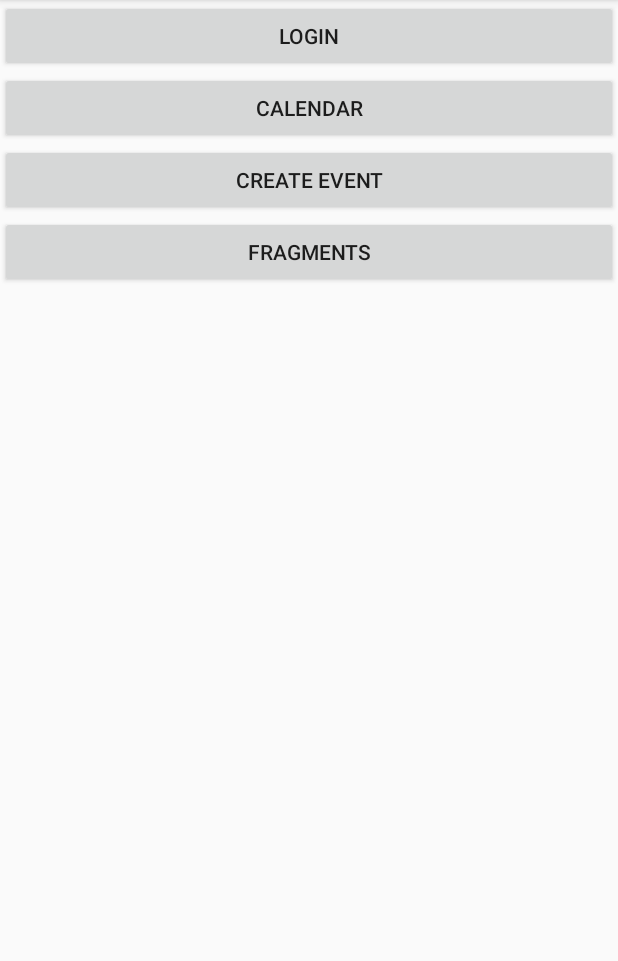
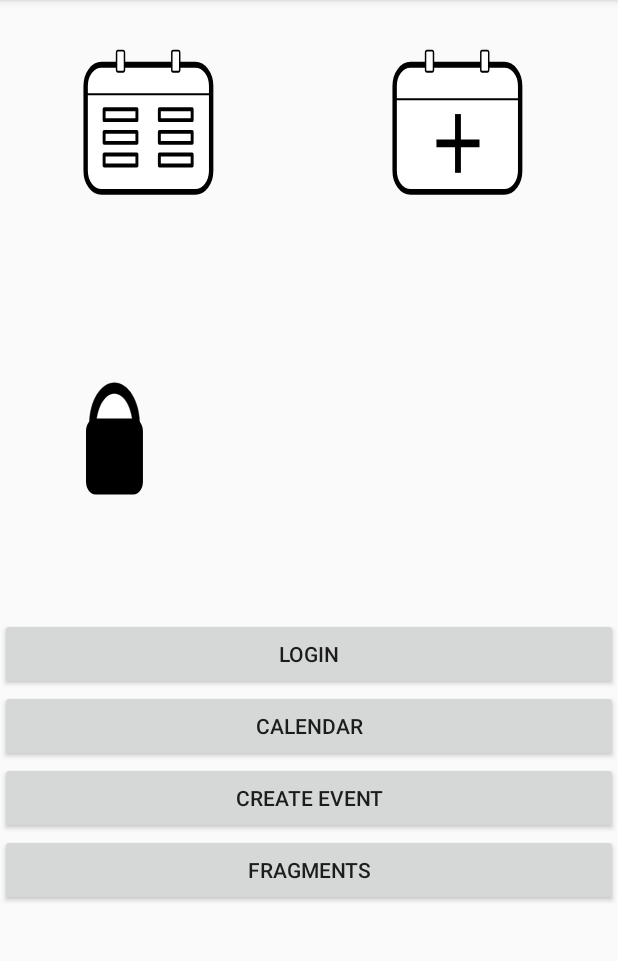
Before and after one commit to atlimp/es-go, an Android app: the screen it shows after launch (MainActivity), on a phone screen of 412 x 824 dp, the part 84-1045 px from its top. Run offline under Robolectric (Android 15) with nearby library versions, the phone set to English and light mode, and no system bars.

Commit message:
MainActivity gridview
engir listeners komnir, verdum kannski ad faera myndir

```diff
--- /dev/null
+++ b/ExcecutiveSchedulerGO/app/src/main/java/com/example/Adapters/ImageAdapter.java
@@ -0,0 +1,64 @@
+package com.example.Adapters;
+
+import android.content.Context;
+import android.util.DisplayMetrics;
+import android.view.View;
+import android.view.ViewGroup;
+import android.widget.BaseAdapter;
+import android.widget.GridView;
+import android.widget.ImageView;
+
+import com.example.excecutiveschedulergo.R;
+
+public class ImageAdapter extends BaseAdapter {
+
+    private Context mContext;
+    private Boolean mLogged;
+
+    // Keep all Images in array
+    public Integer[] mThumbIds = {
+            R.drawable.ic_calendaricon,
+            R.drawable.ic_createnewicon,
+            R.drawable.ic_loginicon
+    };
+
+    // Constructor
+    public ImageAdapter(Context c, Boolean logged) {
+        mContext = c;
+        mLogged = logged;
+        if(logged) mThumbIds[2] = R.drawable.ic_logouticon;
+    }
+
+    public int getCount() { return mThumbIds.length; }
+
+    public Object getItem(int position) { return null; }
+
+    public long getItemId(int position) { return 0; }
+
+    // create a new ImageView for each item referenced by the Adapter
+    public View getView(int position, View convertView, ViewGroup parent) {
+        ImageView imageView;
+
+        if (convertView == null) {
+            imageView = new ImageView(mContext);
+            DisplayMetrics dm = parent.getResources().getDisplayMetrics();
+            int width = (int) dm.widthPixels/2;
+            imageView.setLayoutParams(new GridView.LayoutParams(width, width));
+            imageView.setScaleType(ImageView.ScaleType.CENTER_CROP);
+            imageView.setPadding(8, 8, 8, 8);
+        } else {
+            imageView = (ImageView) convertView;
+        } imageView.setImageResource(mThumbIds[position]);
+        return imageView;
+    }
+
+    public void setLogin(Boolean logged){
+        if(logged) {
+            mThumbIds[2] = R.drawable.ic_loginicon;
+            mLogged = false;
+        } else {
+            mThumbIds[2] = R.drawable.ic_logouticon;
+            mLogged = true;
+        } notifyDataSetChanged();
+    }
+}
--- a/ExcecutiveSchedulerGO/app/src/main/java/com/example/excecutiveschedulergo/MainActivity.java
+++ b/ExcecutiveSchedulerGO/app/src/main/java/com/example/excecutiveschedulergo/MainActivity.java
@@ -7,7 +7,10 @@ import android.util.Log;
 import android.view.View;
 import android.widget.Button;
 import android.widget.FrameLayout;
+import android.widget.GridView;
 import android.widget.TextView;
+
+import com.example.Adapters.ImageAdapter;
 import com.example.Connection.Connection;
 import java.io.IOException;
 import okhttp3.Call;
@@ -19,6 +22,7 @@ public class MainActivity extends AppCompatActivity {
     protected Button mLoginButton;
     private Button mCalendarButton;
     private Button mCreateEventButton;
+    private GridView mGridView;
 
     private final Connection c = Connection.getInstance();
 
@@ -27,6 +31,9 @@ public class MainActivity extends AppCompatActivity {
         super.onCreate(savedInstanceState);
         setContentView(R.layout.activity_main);
 
+        mGridView = findViewById(R.id.the_grid);
+        ImageAdapter adapter = new ImageAdapter(this, TokenStore.getToken(getApplicationContext()) != null);
+        mGridView.setAdapter(adapter);
         mLoginButton = findViewById(R.id.login_button);
         mCalendarButton = findViewById(R.id.calendar_button);
         mCreateEventButton = findViewById(R.id.create_event_button);
@@ -36,6 +43,7 @@ public class MainActivity extends AppCompatActivity {
         mLoginButton.setOnClickListener(new View.OnClickListener() {
             @Override
             public void onClick(View v) {
+                adapter.setLogin(TokenStore.getToken(getApplicationContext()) == null);
                 if (TokenStore.getToken(getApplicationContext()) != null) {
                     TokenStore.deleteToken(getApplicationContext());
                     updateLoginButtonText();
--- /dev/null
+++ b/ExcecutiveSchedulerGO/app/src/main/res/drawable/ic_calendaricon.xml
@@ -0,0 +1,81 @@
+<vector android:height="240dp" android:viewportHeight="600"
+    android:viewportWidth="800" android:width="240dp" xmlns:android="http://schemas.android.com/apk/res/android">
+    <group>
+        <clip-path android:pathData="m0,0l800,0l0,600l-800,0l0,-600z M 0,0"/>
+        <path android:fillAlpha="0.0" android:fillColor="#000000"
+            android:fillType="evenOdd"
+            android:pathData="m0 0l800.0 0l0 600.0l-800.0 0z"
+            android:strokeColor="#00000000" android:strokeLineCap="square"/>
+        <path android:fillColor="#ffffff" android:fillType="evenOdd"
+            android:pathData="m212.00787 159.69116l0 0c0 -23.96762 19.42958 -43.3972 43.397186 -43.3972l255.91428 0c11.509644 0 22.547913 4.572197 30.686462 12.710739c8.13855 8.138565 12.710754 19.176804 12.710754 30.686462l0 173.58356c0 23.96762 -19.429626 43.397186 -43.397217 43.397186l-255.91428 0l0 0c-23.967606 0 -43.397186 -19.429565 -43.397186 -43.397186z"
+            android:strokeColor="#00000000" android:strokeLineCap="square"/>
+        <path android:fillColor="#00000000" android:fillType="evenOdd"
+            android:pathData="m212.00787 159.69116l0 0c0 -23.96762 19.42958 -43.3972 43.397186 -43.3972l255.91428 0c11.509644 0 22.547913 4.572197 30.686462 12.710739c8.13855 8.138565 12.710754 19.176804 12.710754 30.686462l0 173.58356c0 23.96762 -19.429626 43.397186 -43.397217 43.397186l-255.91428 0l0 0c-23.967606 0 -43.397186 -19.429565 -43.397186 -43.397186z"
+            android:strokeColor="#000000" android:strokeLineCap="butt"
+            android:strokeLineJoin="round" android:strokeWidth="12.0"/>
+        <path android:fillColor="#ffffff" android:fillType="evenOdd"
+            android:pathData="m262.4357 207.29921l89.543304 0l0 22.393707l-89.543304 0z"
+            android:strokeColor="#00000000" android:strokeLineCap="square"/>
+        <path android:fillColor="#00000000" android:fillType="evenOdd"
+            android:pathData="m262.4357 207.29921l89.543304 0l0 22.393707l-89.543304 0z"
+            android:strokeColor="#000000" android:strokeLineCap="butt"
+            android:strokeLineJoin="round" android:strokeWidth="8.0"/>
+        <path android:fillColor="#ffffff" android:fillType="evenOdd"
+            android:pathData="m413.2571 207.29921l89.543304 0l0 22.393707l-89.543304 0z"
+            android:strokeColor="#00000000" android:strokeLineCap="square"/>
+        <path android:fillColor="#00000000" android:fillType="evenOdd"
+            android:pathData="m413.2571 207.29921l89.543304 0l0 22.393707l-89.543304 0z"
+            android:strokeColor="#000000" android:strokeLineCap="butt"
+            android:strokeLineJoin="round" android:strokeWidth="8.0"/>
+        <path android:fillColor="#ffffff" android:fillType="evenOdd"
+            android:pathData="m262.4357 253.70894l89.543304 0l0 22.393692l-89.543304 0z"
+            android:strokeColor="#00000000" android:strokeLineCap="square"/>
+        <path android:fillColor="#00000000" android:fillType="evenOdd"
+            android:pathData="m262.4357 253.70894l89.543304 0l0 22.393692l-89.543304 0z"
+            android:strokeColor="#000000" android:strokeLineCap="butt"
+            android:strokeLineJoin="round" android:strokeWidth="8.0"/>
+        <path android:fillColor="#ffffff" android:fillType="evenOdd"
+            android:pathData="m413.2571 253.70894l89.543304 0l0 22.393692l-89.543304 0z"
+            android:strokeColor="#00000000" android:strokeLineCap="square"/>
+        <path android:fillColor="#00000000" android:fillType="evenOdd"
+            android:pathData="m413.2571 253.70894l89.543304 0l0 22.393692l-89.543304 0z"
+            android:strokeColor="#000000" android:strokeLineCap="butt"
+            android:strokeLineJoin="round" android:strokeWidth="8.0"/>
+        <path android:fillColor="#ffffff" android:fillType="evenOdd"
+            android:pathData="m262.4357 300.11868l89.543304 0l0 22.393677l-89.543304 0z"
+            android:strokeColor="#00000000" android:strokeLineCap="square"/>
+        <path android:fillColor="#00000000" android:fillType="evenOdd"
+            android:pathData="m262.4357 300.11868l89.543304 0l0 22.393677l-89.543304 0z"
+            android:strokeColor="#000000" android:strokeLineCap="butt"
+            android:strokeLineJoin="round" android:strokeWidth="8.0"/>
+        <path android:fillColor="#ffffff" android:fillType="evenOdd"
+            android:pathData="m413.2571 300.11868l89.543304 0l0 22.393677l-89.543304 0z"
+            android:strokeColor="#00000000" android:strokeLineCap="square"/>
+        <path android:fillColor="#00000000" android:fillType="evenOdd"
+            android:pathData="m413.2571 300.11868l89.543304 0l0 22.393677l-89.543304 0z"
+            android:strokeColor="#000000" android:strokeLineCap="butt"
+            android:strokeLineJoin="round" android:strokeWidth="8.0"/>
+        <path android:fillColor="#ffffff" android:fillType="evenOdd"
+            android:pathData="m296.4042 90.88984l0 0c0 -1.9888458 1.6122742 -3.6011276 3.6011047 -3.6011276l14.404053 0l0 0c0.9550781 0 1.8710632 0.37940216 2.5463867 1.0547485c0.675354 0.67533875 1.0547485 1.591301 1.0547485 2.546379l0 36.010353c0 1.9888458 -1.6122742 3.60112 -3.6011353 3.60112l-14.404053 0c-1.9888306 0 -3.6011047 -1.6122742 -3.6011047 -3.60112z"
+            android:strokeColor="#00000000" android:strokeLineCap="square"/>
+        <path android:fillColor="#00000000" android:fillType="evenOdd"
+            android:pathData="m296.4042 90.88984l0 0c0 -1.9888458 1.6122742 -3.6011276 3.6011047 -3.6011276l14.404053 0l0 0c0.9550781 0 1.8710632 0.37940216 2.5463867 1.0547485c0.675354 0.67533875 1.0547485 1.591301 1.0547485 2.546379l0 36.010353c0 1.9888458 -1.6122742 3.60112 -3.6011353 3.60112l-14.404053 0c-1.9888306 0 -3.6011047 -1.6122742 -3.6011047 -3.60112z"
+            android:strokeColor="#000000" android:strokeLineCap="butt"
+            android:strokeLineJoin="round" android:strokeWidth="4.0"/>
+        <path android:fillColor="#ffffff" android:fillType="evenOdd"
+            android:pathData="m447.2257 90.88984l0 0c0 -1.9888458 1.6123047 -3.6011276 3.6011353 -3.6011276l14.404053 0l0 0c0.9550781 0 1.8710327 0.37940216 2.5463867 1.0547485c0.6753235 0.67533875 1.0547485 1.591301 1.0547485 2.546379l0 36.010353c0 1.9888458 -1.6122742 3.60112 -3.6011353 3.60112l-14.404053 0c-1.9888306 0 -3.6011353 -1.6122742 -3.6011353 -3.60112z"
+            android:strokeColor="#00000000" android:strokeLineCap="square"/>
+        <path android:fillColor="#00000000" android:fillType="evenOdd"
+            android:pathData="m447.2257 90.88984l0 0c0 -1.9888458 1.6123047 -3.6011276 3.6011353 -3.6011276l14.404053 0l0 0c0.9550781 0 1.8710327 0.37940216 2.5463867 1.0547485c0.6753235 0.67533875 1.0547485 1.591301 1.0547485 2.546379l0 36.010353c0 1.9888458 -1.6122742 3.60112 -3.6011353 3.60112l-14.404053 0c-1.9888306 0 -3.6011353 -1.6122742 -3.6011353 -3.60112z"
+            android:strokeColor="#000000" android:strokeLineCap="butt"
+            android:strokeLineJoin="round" android:strokeWidth="4.0"/>
+        <path android:fillAlpha="0.0" android:fillColor="#000000"
+            android:fillType="evenOdd"
+            android:pathData="m213.03674 176.42258l344.75592 0"
+            android:strokeColor="#00000000" android:strokeLineCap="square"/>
+        <path android:fillColor="#00000000" android:fillType="evenOdd"
+            android:pathData="m213.03674 176.42258l344.75592 0"
+            android:strokeColor="#000000" android:strokeLineCap="butt"
+            android:strokeLineJoin="round" android:strokeWidth="4.0"/>
+    </group>
+</vector>
--- /dev/null
+++ b/ExcecutiveSchedulerGO/app/src/main/res/drawable/ic_createnewicon.xml
@@ -0,0 +1,55 @@
+<vector android:height="240dp" android:viewportHeight="600"
+    android:viewportWidth="800" android:width="240dp" xmlns:android="http://schemas.android.com/apk/res/android">
+    <group>
+        <clip-path android:pathData="m0,0l800,0l0,600l-800,0l0,-600z M 0,0"/>
+        <path android:fillAlpha="0.0" android:fillColor="#000000"
+            android:fillType="evenOdd"
+            android:pathData="m0 0l800.0 0l0 600.0l-800.0 0z"
+            android:strokeColor="#00000000" android:strokeLineCap="square"/>
+        <path android:fillColor="#ffffff" android:fillType="evenOdd"
+            android:pathData="m212.00787 159.69116l0 0c0 -23.96762 19.42958 -43.3972 43.397186 -43.3972l255.91428 0c11.509644 0 22.547913 4.572197 30.686462 12.710739c8.13855 8.138565 12.710754 19.176804 12.710754 30.686462l0 173.58356c0 23.96762 -19.429626 43.397186 -43.397217 43.397186l-255.91428 0l0 0c-23.967606 0 -43.397186 -19.429565 -43.397186 -43.397186z"
+            android:strokeColor="#00000000" android:strokeLineCap="square"/>
+        <path android:fillColor="#00000000" android:fillType="evenOdd"
+            android:pathData="m212.00787 159.69116l0 0c0 -23.96762 19.42958 -43.3972 43.397186 -43.3972l255.91428 0c11.509644 0 22.547913 4.572197 30.686462 12.710739c8.13855 8.138565 12.710754 19.176804 12.710754 30.686462l0 173.58356c0 23.96762 -19.429626 43.397186 -43.397217 43.397186l-255.91428 0l0 0c-23.967606 0 -43.397186 -19.429565 -43.397186 -43.397186z"
+            android:strokeColor="#000000" android:strokeLineCap="butt"
+            android:strokeLineJoin="round" android:strokeWidth="12.0"/>
+        <path android:fillColor="#ffffff" android:fillType="evenOdd"
+            android:pathData="m296.4042 90.88984l0 0c0 -1.9888458 1.6122742 -3.6011276 3.6011047 -3.6011276l14.404053 0l0 0c0.9550781 0 1.8710632 0.37940216 2.5463867 1.0547485c0.675354 0.67533875 1.0547485 1.591301 1.0547485 2.546379l0 36.010353c0 1.9888458 -1.6122742 3.60112 -3.6011353 3.60112l-14.404053 0c-1.9888306 0 -3.6011047 -1.6122742 -3.6011047 -3.60112z"
+            android:strokeColor="#00000000" android:strokeLineCap="square"/>
+        <path android:fillColor="#00000000" android:fillType="evenOdd"
+            android:pathData="m296.4042 90.88984l0 0c0 -1.9888458 1.6122742 -3.6011276 3.6011047 -3.6011276l14.404053 0l0 0c0.9550781 0 1.8710632 0.37940216 2.5463867 1.0547485c0.675354 0.67533875 1.0547485 1.591301 1.0547485 2.546379l0 36.010353c0 1.9888458 -1.6122742 3.60112 -3.6011353 3.60112l-14.404053 0c-1.9888306 0 -3.6011047 -1.6122742 -3.6011047 -3.60112z"
+            android:strokeColor="#000000" android:strokeLineCap="butt"
+            android:strokeLineJoin="round" android:strokeWidth="4.0"/>
+        <path android:fillColor="#ffffff" android:fillType="evenOdd"
+            android:pathData="m447.2257 90.88984l0 0c0 -1.9888458 1.6123047 -3.6011276 3.6011353 -3.6011276l14.404053 0l0 0c0.9550781 0 1.8710327 0.37940216 2.5463867 1.0547485c0.6753235 0.67533875 1.0547485 1.591301 1.0547485 2.546379l0 36.010353c0 1.9888458 -1.6122742 3.60112 -3.6011353 3.60112l-14.404053 0c-1.9888306 0 -3.6011353 -1.6122742 -3.6011353 -3.60112z"
+            android:strokeColor="#00000000" android:strokeLineCap="square"/>
+        <path android:fillColor="#00000000" android:fillType="evenOdd"
+            android:pathData="m447.2257 90.88984l0 0c0 -1.9888458 1.6123047 -3.6011276 3.6011353 -3.6011276l14.404053 0l0 0c0.9550781 0 1.8710327 0.37940216 2.5463867 1.0547485c0.6753235 0.67533875 1.0547485 1.591301 1.0547485 2.546379l0 36.010353c0 1.9888458 -1.6122742 3.60112 -3.6011353 3.60112l-14.404053 0c-1.9888306 0 -3.6011353 -1.6122742 -3.6011353 -3.60112z"
+            android:strokeColor="#000000" android:strokeLineCap="butt"
+            android:strokeLineJoin="round" android:strokeWidth="4.0"/>
+        <path android:fillAlpha="0.0" android:fillColor="#000000"
+            android:fillType="evenOdd"
+            android:pathData="m214.06561 186.71654l341.6693 0"
+            android:strokeColor="#00000000" android:strokeLineCap="square"/>
+        <path android:fillColor="#00000000" android:fillType="evenOdd"
+            android:pathData="m214.06561 186.71654l341.6693 0"
+            android:strokeColor="#000000" android:strokeLineCap="butt"
+            android:strokeLineJoin="round" android:strokeWidth="4.0"/>
+        <path android:fillAlpha="0.0" android:fillColor="#000000"
+            android:fillType="evenOdd"
+            android:pathData="m384.90027 217.21886l0 120.25197"
+            android:strokeColor="#00000000" android:strokeLineCap="square"/>
+        <path android:fillColor="#00000000" android:fillType="evenOdd"
+            android:pathData="m384.90027 217.21886l0 120.25197"
+            android:strokeColor="#000000" android:strokeLineCap="butt"
+            android:strokeLineJoin="round" android:strokeWidth="16.0"/>
+        <path android:fillAlpha="0.0" android:fillColor="#000000"
+            android:fillType="evenOdd"
+            android:pathData="m326.09668 277.3418l117.60632 0"
+            android:strokeColor="#00000000" android:strokeLineCap="square"/>
+        <path android:fillColor="#00000000" android:fillType="evenOdd"
+            android:pathData="m326.09668 277.3418l117.60632 0"
+            android:strokeColor="#000000" android:strokeLineCap="butt"
+            android:strokeLineJoin="round" android:strokeWidth="16.0"/>
+    </group>
+</vector>
--- /dev/null
+++ b/ExcecutiveSchedulerGO/app/src/main/res/drawable/ic_loginicon.xml
@@ -0,0 +1,27 @@
+<vector android:height="240dp" android:viewportHeight="600"
+    android:viewportWidth="800" android:width="240dp" xmlns:android="http://schemas.android.com/apk/res/android">
+    <group>
+        <clip-path android:pathData="m0,0l800,0l0,600l-800,0l0,-600z M 0,0"/>
+        <path android:fillAlpha="0.0" android:fillColor="#000000"
+            android:fillType="evenOdd"
+            android:pathData="m0 0l800.0 0l0 600.0l-800.0 0z"
+            android:strokeColor="#00000000" android:strokeLineCap="square"/>
+        <path android:fillColor="#000000" android:fillType="evenOdd"
+            android:pathData="m222.29659 219.19685l0 0c0 -46.600662 30.64206 -84.37796 68.44093 -84.37796l0 0c18.151672 0 35.559906 8.889801 48.39508 24.71373c12.835144 15.823944 20.045868 37.285797 20.045868 59.66423l0 0c0 46.600662 -30.642029 84.377945 -68.44095 84.377945l0 0c-37.798874 0 -68.44093 -37.777283 -68.44093 -84.377945z"
+            android:strokeColor="#00000000" android:strokeLineCap="square"/>
+        <path android:fillColor="#00000000" android:fillType="evenOdd"
+            android:pathData="m222.29659 219.19685l0 0c0 -46.600662 30.64206 -84.37796 68.44093 -84.37796l0 0c18.151672 0 35.559906 8.889801 48.39508 24.71373c12.835144 15.823944 20.045868 37.285797 20.045868 59.66423l0 0c0 46.600662 -30.642029 84.377945 -68.44095 84.377945l0 0c-37.798874 0 -68.44093 -37.777283 -68.44093 -84.377945z"
+            android:strokeColor="#000000" android:strokeLineCap="butt"
+            android:strokeLineJoin="round" android:strokeWidth="1.0"/>
+        <path android:fillColor="#ffffff" android:fillType="evenOdd"
+            android:pathData="m239.79407 227.2021l0 0c0 -39.086105 22.674835 -70.77165 50.64566 -70.77165l0 0c13.432068 0 26.313995 7.4562683 35.81192 20.72853c9.497894 13.272263 14.833771 31.273315 14.833771 50.04312l0 0c0 39.086105 -22.674835 70.77165 -50.64569 70.77165l0 0c-27.970825 0 -50.64566 -31.685547 -50.64566 -70.77165z"
+            android:strokeColor="#00000000" android:strokeLineCap="square"/>
+        <path android:fillColor="#00000000" android:fillType="evenOdd"
+            android:pathData="m239.79407 227.2021l0 0c0 -39.086105 22.674835 -70.77165 50.64566 -70.77165l0 0c13.432068 0 26.313995 7.4562683 35.81192 20.72853c9.497894 13.272263 14.833771 31.273315 14.833771 50.04312l0 0c0 39.086105 -22.674835 70.77165 -50.64569 70.77165l0 0c-27.970825 0 -50.64566 -31.685547 -50.64566 -70.77165z"
+            android:strokeColor="#000000" android:strokeLineCap="butt"
+            android:strokeLineJoin="round" android:strokeWidth="1.0"/>
+        <path android:fillColor="#000000" android:fillType="evenOdd"
+            android:pathData="m213.03674 233.79054l0 0c0 -14.304611 11.596176 -25.900772 25.900787 -25.900772l103.600006 0l0 0c6.8693237 0 13.457275 2.7288208 18.314606 7.586151c4.857361 4.8573456 7.5861816 11.4453125 7.5861816 18.314621l0 103.60002c0 14.304596 -11.596191 25.900787 -25.900787 25.900787l-103.600006 0c-14.304611 0 -25.900787 -11.596191 -25.900787 -25.900787z"
+            android:strokeColor="#00000000" android:strokeLineCap="square"/>
+    </group>
+</vector>
--- /dev/null
+++ b/ExcecutiveSchedulerGO/app/src/main/res/drawable/ic_logouticon.xml
@@ -0,0 +1,30 @@
+<vector android:height="240dp" android:viewportHeight="600"
+    android:viewportWidth="800" android:width="240dp" xmlns:android="http://schemas.android.com/apk/res/android">
+    <group>
+        <clip-path android:pathData="m0,0l800,0l0,600l-800,0l0,-600z M 0,0"/>
+        <path android:fillAlpha="0.0" android:fillColor="#000000"
+            android:fillType="evenOdd"
+            android:pathData="m0 0l800.0 0l0 600.0l-800.0 0z"
+            android:strokeColor="#00000000" android:strokeLineCap="square"/>
+        <path android:fillColor="#000000" android:fillType="evenOdd"
+            android:pathData="m421.4882 211.19685l0 0c0 -46.600662 30.64206 -84.37795 68.44095 -84.37795l0 0c18.151672 0 35.559875 8.889793 48.39508 24.713722c12.835144 15.823944 20.045837 37.285797 20.045837 59.66423l0 0c0 46.600662 -30.642029 84.377945 -68.44092 84.377945l0 0c-37.79889 0 -68.44095 -37.777283 -68.44095 -84.377945z"
+            android:strokeColor="#00000000" android:strokeLineCap="square"/>
+        <path android:fillColor="#00000000" android:fillType="evenOdd"
+            android:pathData="m421.4882 211.19685l0 0c0 -46.600662 30.64206 -84.37795 68.44095 -84.37795l0 0c18.151672 0 35.559875 8.889793 48.39508 24.713722c12.835144 15.823944 20.045837 37.285797 20.045837 59.66423l0 0c0 46.600662 -30.642029 84.377945 -68.44092 84.377945l0 0c-37.79889 0 -68.44095 -37.777283 -68.44095 -84.377945z"
+            android:strokeColor="#000000" android:strokeLineCap="butt"
+            android:strokeLineJoin="round" android:strokeWidth="1.0"/>
+        <path android:fillColor="#ffffff" android:fillType="evenOdd"
+            android:pathData="m438.98566 219.2021l0 0c0 -39.086105 22.674866 -70.77165 50.64569 -70.77165l0 0c13.432068 0 26.313965 7.4562683 35.81189 20.72853c9.497925 13.272263 14.833801 31.273315 14.833801 50.04312l0 0c0 39.086105 -22.674866 70.77165 -50.64569 70.77165l0 0c-27.970825 0 -50.64569 -31.685547 -50.64569 -70.77165z"
+            android:strokeColor="#00000000" android:strokeLineCap="square"/>
+        <path android:fillColor="#00000000" android:fillType="evenOdd"
+            android:pathData="m438.98566 219.2021l0 0c0 -39.086105 22.674866 -70.77165 50.64569 -70.77165l0 0c13.432068 0 26.313965 7.4562683 35.81189 20.72853c9.497925 13.272263 14.833801 31.273315 14.833801 50.04312l0 0c0 39.086105 -22.674866 70.77165 -50.64569 70.77165l0 0c-27.970825 0 -50.64569 -31.685547 -50.64569 -70.77165z"
+            android:strokeColor="#000000" android:strokeLineCap="butt"
+            android:strokeLineJoin="round" android:strokeWidth="1.0"/>
+        <path android:fillColor="#ffffff" android:fillType="evenOdd"
+            android:pathData="m519.7244 188.33595l47.905518 0l0 48.37796l-47.905518 0z"
+            android:strokeColor="#00000000" android:strokeLineCap="square"/>
+        <path android:fillColor="#000000" android:fillType="evenOdd"
+            android:pathData="m412.22833 233.79054l0 0c0 -14.304611 11.596191 -25.900772 25.900787 -25.900772l103.600006 0l0 0c6.8693237 0 13.457275 2.7288208 18.314636 7.586151c4.857361 4.8573456 7.5861816 11.4453125 7.5861816 18.314621l0 103.60002c0 14.304596 -11.596191 25.900787 -25.900818 25.900787l-103.600006 0c-14.304596 0 -25.900787 -11.596191 -25.900787 -25.900787z"
+            android:strokeColor="#00000000" android:strokeLineCap="square"/>
+    </group>
+</vector>
--- a/ExcecutiveSchedulerGO/app/src/main/res/layout/activity_main.xml
+++ b/ExcecutiveSchedulerGO/app/src/main/res/layout/activity_main.xml
@@ -11,6 +11,16 @@
         android:layout_height="wrap_content"
         android:orientation="vertical"
         android:gravity="center">
+
+        <GridView
+            xmlns:android="http://schemas.android.com/apk/res/android"
+            android:id="@+id/the_grid"
+            android:numColumns="2"
+            android:layout_width="match_parent"
+            android:layout_height="match_parent">
+
+
+        </GridView>
 
         <Button
             android:id="@+id/login_button"
```
Also changed, not shown: ExcecutiveSchedulerGO/app/src/main/java/com/example/excecutiveschedulergo/LandscapeFragment.java (+1 -6 lines), 4 other files.
